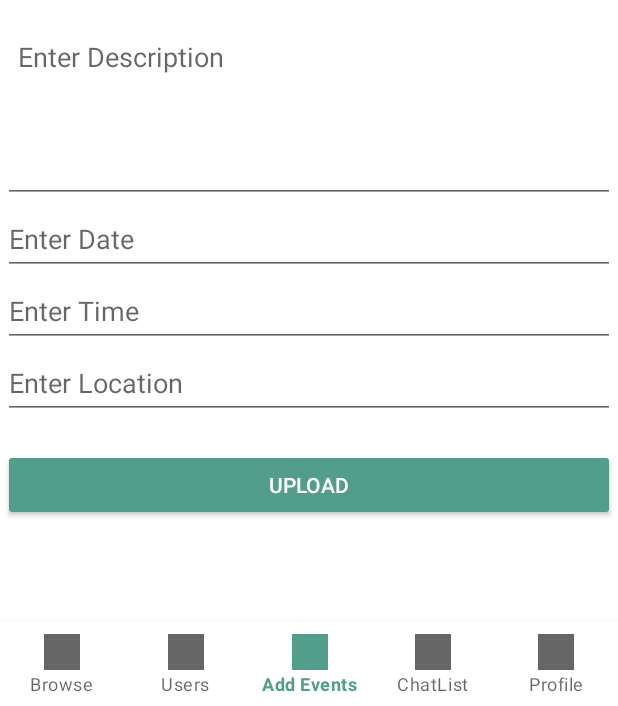
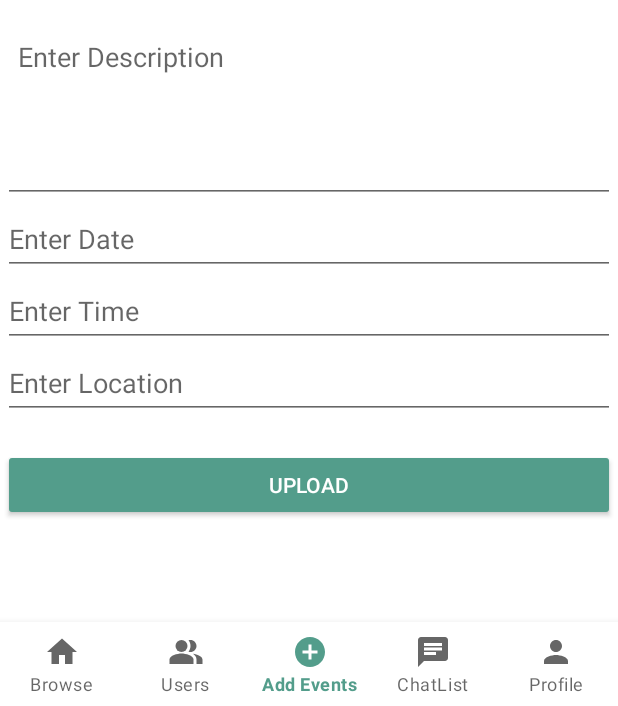
Before and after one commit to kevvinn/LinkUp-App, an Android app: the DashboardActivity screen opened directly, with no data from a screen before it, item 3 of the bottom bar chosen, on a phone screen of 412 x 824 dp, the part 530-1236 px from its top. Run offline under Robolectric (Android 15) with nearby library versions, the phone set to English and light mode, and no system bars; our stand-ins replace Firebase (no records; nobody signed in at launch, a user with empty details on screens opened directly).

Commit message:
Readded icons to nav bar

```diff
--- /dev/null
+++ b/app/src/main/res/drawable/ic_baseline_add_circle_24.xml
@@ -0,0 +1,5 @@
+<vector android:height="24dp" android:tint="#539D8B"
+    android:viewportHeight="24" android:viewportWidth="24"
+    android:width="24dp" xmlns:android="http://schemas.android.com/apk/res/android">
+    <path android:fillColor="@android:color/white" android:pathData="M12,2C6.48,2 2,6.48 2,12s4.48,10 10,10 10,-4.48 10,-10S17.52,2 12,2zM17,13h-4v4h-2v-4L7,13v-2h4L11,7h2v4h4v2z"/>
+</vector>
--- /dev/null
+++ b/app/src/main/res/drawable/ic_baseline_chat_24.xml
@@ -0,0 +1,5 @@
+<vector android:autoMirrored="true" android:height="24dp"
+    android:tint="#539D8B" android:viewportHeight="24"
+    android:viewportWidth="24" android:width="24dp" xmlns:android="http://schemas.android.com/apk/res/android">
+    <path android:fillColor="@android:color/white" android:pathData="M20,2L4,2c-1.1,0 -1.99,0.9 -1.99,2L2,22l4,-4h14c1.1,0 2,-0.9 2,-2L22,4c0,-1.1 -0.9,-2 -2,-2zM6,9h12v2L6,11L6,9zM14,14L6,14v-2h8v2zM18,8L6,8L6,6h12v2z"/>
+</vector>
--- /dev/null
+++ b/app/src/main/res/drawable/ic_baseline_home_24.xml
@@ -0,0 +1,5 @@
+<vector android:height="24dp" android:tint="#539D8B"
+    android:viewportHeight="24" android:viewportWidth="24"
+    android:width="24dp" xmlns:android="http://schemas.android.com/apk/res/android">
+    <path android:fillColor="@android:color/white" android:pathData="M10,20v-6h4v6h5v-8h3L12,3 2,12h3v8z"/>
+</vector>
--- /dev/null
+++ b/app/src/main/res/drawable/ic_baseline_people_alt_24.xml
@@ -0,0 +1,12 @@
+<vector android:height="24dp" android:tint="#539D8B"
+    android:viewportHeight="24" android:viewportWidth="24"
+    android:width="24dp" xmlns:android="http://schemas.android.com/apk/res/android">
+    <path android:fillColor="@android:color/white"
+        android:fillType="evenOdd" android:pathData="M16.67,13.13C18.04,14.06 19,15.32 19,17v3h4v-3C23,14.82 19.43,13.53 16.67,13.13z"/>
+    <path android:fillColor="@android:color/white"
+        android:fillType="evenOdd" android:pathData="M9,8m-4,0a4,4 0,1 1,8 0a4,4 0,1 1,-8 0"/>
+    <path android:fillColor="@android:color/white"
+        android:fillType="evenOdd" android:pathData="M15,12c2.21,0 4,-1.79 4,-4c0,-2.21 -1.79,-4 -4,-4c-0.47,0 -0.91,0.1 -1.33,0.24C14.5,5.27 15,6.58 15,8s-0.5,2.73 -1.33,3.76C14.09,11.9 14.53,12 15,12z"/>
+    <path android:fillColor="@android:color/white"
+        android:fillType="evenOdd" android:pathData="M9,13c-2.67,0 -8,1.34 -8,4v3h16v-3C17,14.34 11.67,13 9,13z"/>
+</vector>
--- /dev/null
+++ b/app/src/main/res/drawable/ic_baseline_person_24.xml
@@ -0,0 +1,5 @@
+<vector android:height="24dp" android:tint="#539D8B"
+    android:viewportHeight="24" android:viewportWidth="24"
+    android:width="24dp" xmlns:android="http://schemas.android.com/apk/res/android">
+    <path android:fillColor="@android:color/white" android:pathData="M12,12c2.21,0 4,-1.79 4,-4s-1.79,-4 -4,-4 -4,1.79 -4,4 1.79,4 4,4zM12,14c-2.67,0 -8,1.34 -8,4v2h16v-2c0,-2.66 -5.33,-4 -8,-4z"/>
+</vector>
--- a/app/src/main/res/menu/menu_nav.xml
+++ b/app/src/main/res/menu/menu_nav.xml
@@ -2,24 +2,24 @@
 <menu xmlns:android="http://schemas.android.com/apk/res/android">
     <item
         android:id="@+id/nav_browse"
-        android:icon="@drawable/ic_launcher_background"
+        android:icon="@drawable/ic_baseline_home_24"
         android:title="Browse" />
     <item
         android:id="@+id/nav_users"
-        android:icon="@drawable/ic_launcher_background"
+        android:icon="@drawable/ic_baseline_people_alt_24"
         android:title="Users" />
     <item
         android:id="@+id/nav_addevents"
-        android:icon="@drawable/ic_launcher_background"
+        android:icon="@drawable/ic_baseline_add_circle_24"
         android:title="Add Events" />
 
     <item
         android:id="@+id/nav_chat"
-        android:icon="@drawable/ic_launcher_background"
+        android:icon="@drawable/ic_baseline_chat_24"
         android:title="ChatList" />
     <item
         android:id="@+id/nav_profile"
-        android:icon="@drawable/ic_launcher_background"
+        android:icon="@drawable/ic_baseline_person_24"
         android:title="Profile" />
 
 </menu>
```
